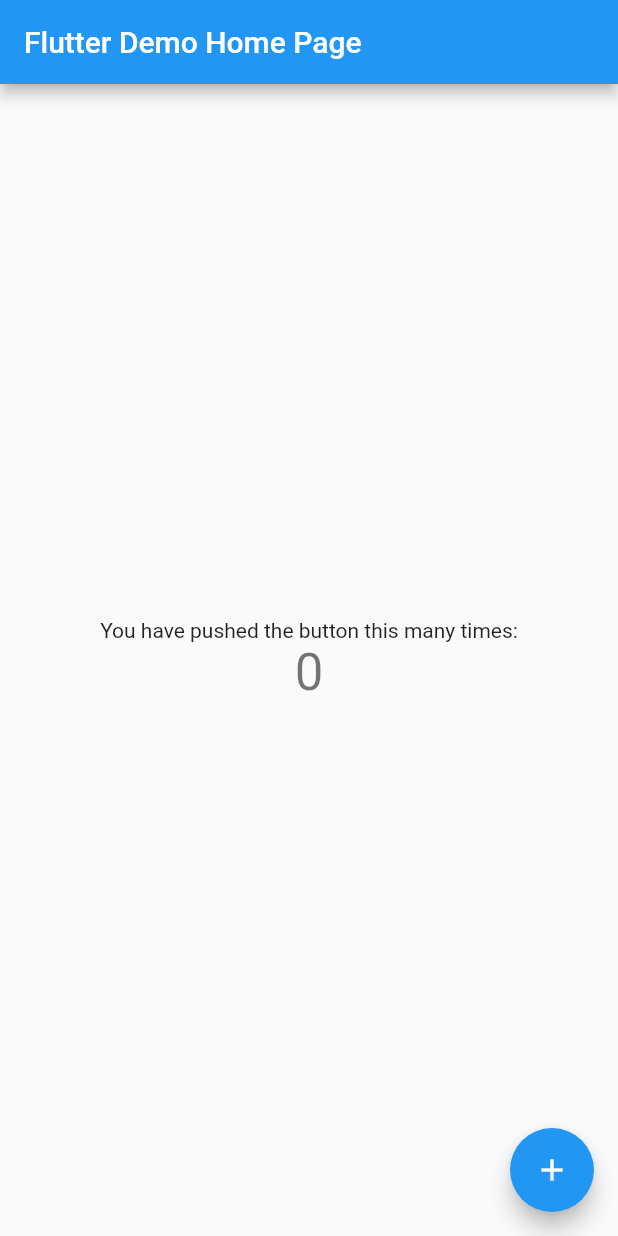
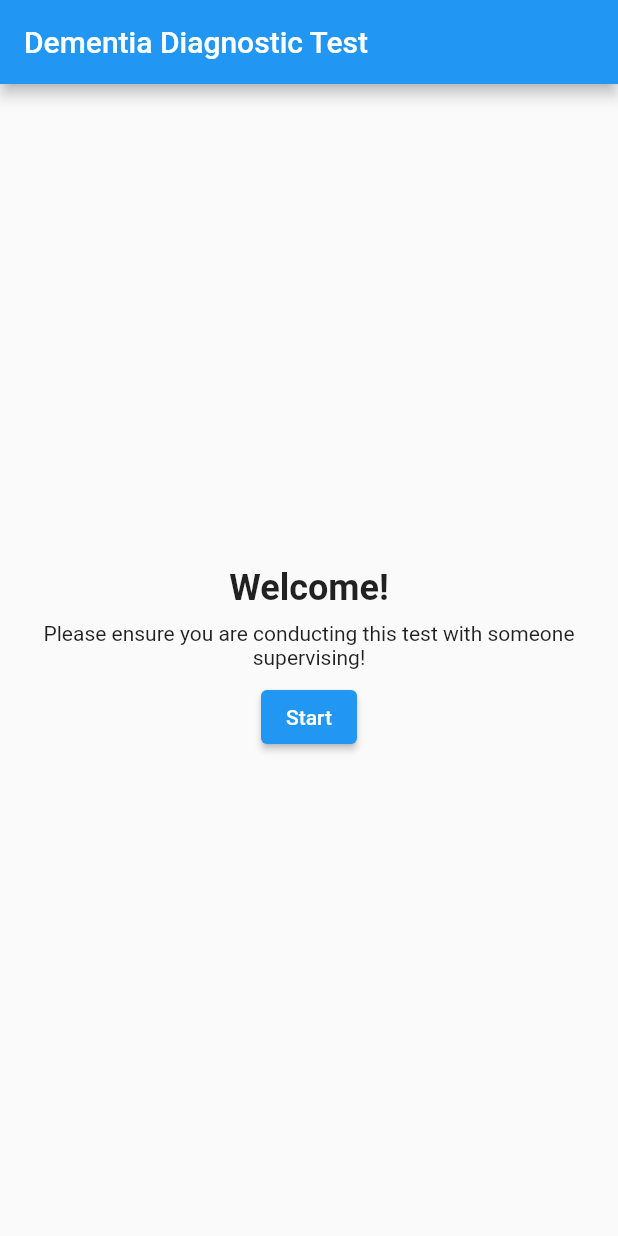
Before and after one commit to mlda-2021-audere/dementia-diagnostic-ml, a Flutter app: the screen it shows after launch, on a phone screen of 412 x 824 dp. Run offline on Flutter 3.47's test engine with Material 2 defaults, Android fonts, the phone set to English and light mode, and no system bars.

Commit message:
Add home screen

```diff
--- a/flutter_app/lib/main.dart
+++ b/flutter_app/lib/main.dart
@@ -24,7 +24,7 @@ class MyApp extends StatelessWidget {
         // is not restarted.
         primarySwatch: Colors.blue,
       ),
-      home: const MyHomePage(title: 'Flutter Demo Home Page'),
+      home: const MyHomePage(title: 'Dementia Diagnostic Test'),
     );
   }
 }
@@ -48,19 +48,6 @@ class MyHomePage extends StatefulWidget {
 }
 
 class _MyHomePageState extends State<MyHomePage> {
-  int _counter = 0;
-
-  void _incrementCounter() {
-    setState(() {
-      // This call to setState tells the Flutter framework that something has
-      // changed in this State, which causes it to rerun the build method below
-      // so that the display can reflect the updated values. If we changed
-      // _counter without calling setState(), then the build method would not be
-      // called again, and so nothing would appear to happen.
-      _counter++;
-    });
-  }
-
   @override
   Widget build(BuildContext context) {
     // This method is rerun every time setState is called, for instance as done
@@ -94,22 +81,26 @@ class _MyHomePageState extends State<MyHomePage> {
           // axis because Columns are vertical (the cross axis would be
           // horizontal).
           mainAxisAlignment: MainAxisAlignment.center,
-          children: <Widget>[
-            const Text(
-              'You have pushed the button this many times:',
+          children: const <Widget>[
+            Text(
+              'Welcome!',
+              style: TextStyle(fontWeight: FontWeight.bold, fontSize: 24),
             ),
-            Text(
-              '$_counter',
-              style: Theme.of(context).textTheme.headline4,
+            Padding(
+              padding: EdgeInsets.all(8.0),
+              child: Text(
+                'Please ensure you are conducting this test with someone supervising!',
+                textAlign: TextAlign.center,
+              ),
             ),
+            ElevatedButton(onPressed: _startTest, child: Text('Start')),
           ],
         ),
       ),
-      floatingActionButton: FloatingActionButton(
-        onPressed: _incrementCounter,
-        tooltip: 'Increment',
-        child: const Icon(Icons.add),
-      ), // This trailing comma makes auto-formatting nicer for build methods.
     );
   }
 }
+
+_startTest() {
+  // todo: smth here
+}
```
